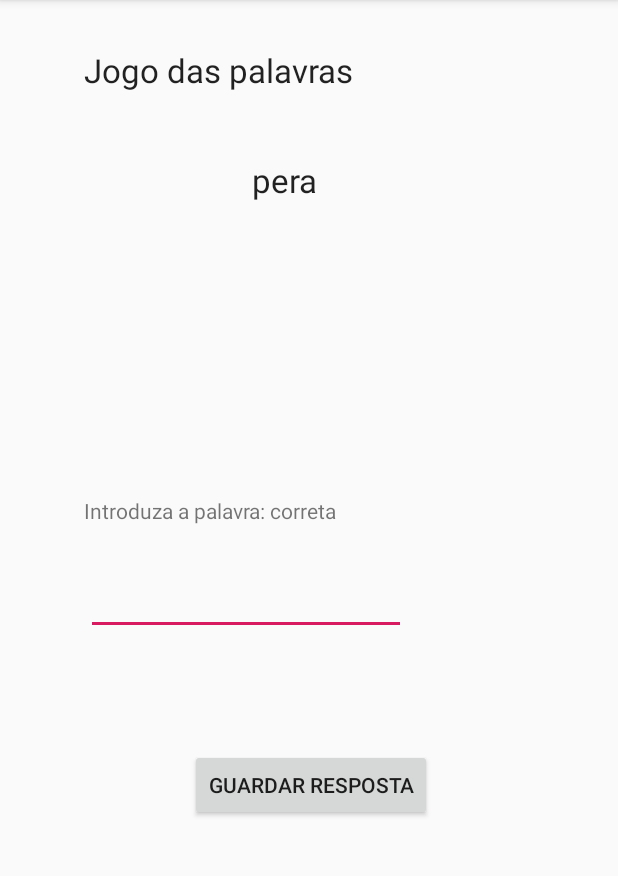
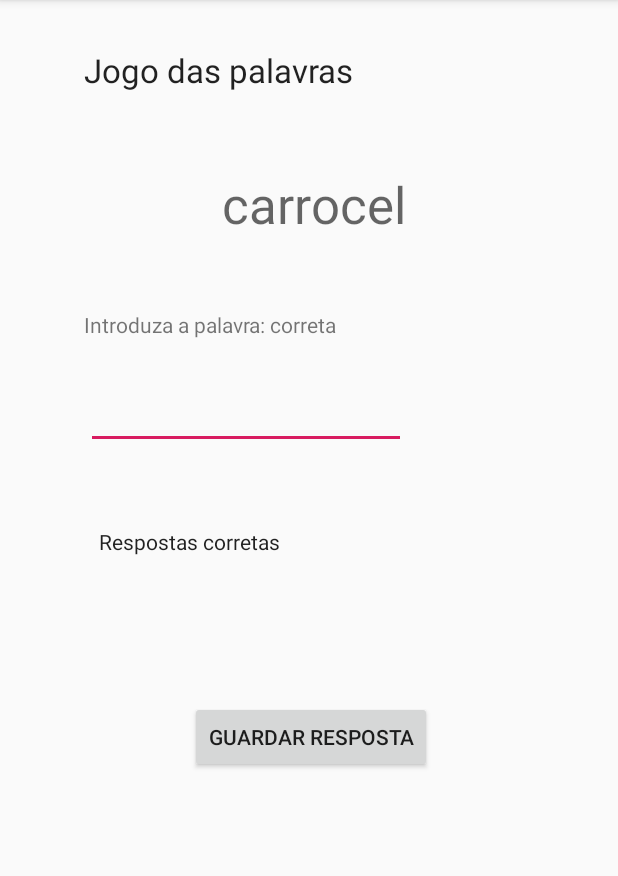
Before and after one commit to MarioMendes9/CmuProject, an Android app: the jogo_memoria screen opened directly, with no data from a screen before it, on a phone screen of 412 x 824 dp, the part 84-960 px from its top. Run offline under Robolectric (Android 15) with nearby library versions, the light colour scheme and no system bars.

Commit message:
ALteração jogo Memoria

```diff
--- a/app/src/main/java/com/example/cmuproject/jogo_memoria.java
+++ b/app/src/main/java/com/example/cmuproject/jogo_memoria.java
@@ -12,14 +12,14 @@ import android.widget.TextView;
 import java.util.Random;
 
 public class jogo_memoria extends AppCompatActivity {
-    ImageView image;
     TextView palavras;
     EditText value;
     Button resposta;
-
+    TextView respostasCorretas;
     int a=0;
     int count=0;
-    String listaPalavras[] = {"maca", "pera", "laranja", "limao", "caracol", "papagaio", "carrocel", "azul", "eu"};
+
+    String listaPalavras[] = {"maca","carrocel", "pera", "laranja", "limao", "caracol", "papagaio", "carrocel", "azul", "eu", "elefante"};
 
     @Override
     protected void onCreate(Bundle savedInstanceState) {
@@ -28,9 +28,10 @@ public class jogo_memoria extends AppCompatActivity {
         palavras=findViewById(R.id.palavra);
         value=findViewById(R.id.resposta);
         resposta= findViewById(R.id.button8);
-        image=findViewById(R.id.imageView);
+
+        respostasCorretas=findViewById(R.id.respostasCorretas);
         Random random = new Random();
-        int a = random.nextInt(9);
+        int a = random.nextInt(11);
         palavras.setText(listaPalavras[a]);
 
         resposta.setOnClickListener(new View.OnClickListener(){
@@ -41,16 +42,15 @@ public class jogo_memoria extends AppCompatActivity {
                 boolean equals = s1.equals(s2);
                 if(equals == true){
                     count++;
-                    int a = random.nextInt(9);
+                    respostasCorretas.setText("Tem " +count+ " respostas corretas");
+                    int a = random.nextInt(11);
                     palavras.setText(listaPalavras[a]);
                 } else {
-                    //texto.setText("A palavra está errada");
                     Intent intent = new Intent(getApplicationContext(), jogo_memoria2.class);
                     System.out.println(count);
                     intent.putExtra("count", count);
                     startActivity(intent);
                 }
-
             }
         });
     }
--- a/app/src/main/java/com/example/cmuproject/jogo_memoria2.java
+++ b/app/src/main/java/com/example/cmuproject/jogo_memoria2.java
@@ -2,7 +2,6 @@ package com.example.cmuproject;
 
 import androidx.appcompat.app.AppCompatActivity;
 
-import android.content.Intent;
 import android.os.Bundle;
 import android.view.View;
 import android.widget.Button;
@@ -30,7 +29,6 @@ public class jogo_memoria2 extends AppCompatActivity {
             @Override
             public void onClick(View v) {
 
-
             }
         });
     }
--- a/app/src/main/res/layout/activity_jogo_memoria.xml
+++ b/app/src/main/res/layout/activity_jogo_memoria.xml
@@ -24,10 +24,10 @@
         android:id="@+id/palavra"
         android:layout_width="wrap_content"
         android:layout_height="wrap_content"
-        android:layout_marginStart="168dp"
-        android:layout_marginTop="44dp"
+        android:layout_marginStart="148dp"
+        android:layout_marginTop="52dp"
         android:text="Palavra"
-        android:textAppearance="@style/TextAppearance.AppCompat.Large"
+        android:textAppearance="@style/TextAppearance.AppCompat.Display1"
         app:layout_constraintStart_toStartOf="parent"
         app:layout_constraintTop_toBottomOf="@+id/textView" />
 
@@ -36,7 +36,7 @@
         android:layout_width="wrap_content"
         android:layout_height="wrap_content"
         android:layout_marginStart="56dp"
-        android:layout_marginTop="196dp"
+        android:layout_marginTop="48dp"
         android:text="Introduza a palavra: correta"
         app:layout_constraintStart_toStartOf="parent"
         app:layout_constraintTop_toBottomOf="@+id/palavra" />
@@ -58,21 +58,21 @@
         android:id="@+id/button8"
         android:layout_width="wrap_content"
         android:layout_height="wrap_content"
-        android:layout_marginTop="76dp"
+        android:layout_marginTop="168dp"
         android:layout_marginEnd="124dp"
         android:text="Guardar resposta"
         app:layout_constraintEnd_toEndOf="parent"
         app:layout_constraintTop_toBottomOf="@+id/resposta" />
 
-    <ImageView
-        android:id="@+id/imageView"
+    <TextView
+        android:id="@+id/respostasCorretas"
         android:layout_width="wrap_content"
         android:layout_height="wrap_content"
-        android:layout_marginTop="37dp"
-        android:layout_marginEnd="142dp"
-        app:layout_constraintEnd_toEndOf="parent"
-        app:layout_constraintTop_toBottomOf="@+id/palavra"
-        tools:ignore="MissingConstraints"
-        tools:srcCompat="@tools:sample/avatars" />
+        android:layout_marginStart="66dp"
+        android:layout_marginTop="52dp"
+        android:text="Respostas corretas"
+        android:textAppearance="@style/TextAppearance.AppCompat.Body1"
+        app:layout_constraintStart_toStartOf="parent"
+        app:layout_constraintTop_toBottomOf="@+id/resposta" />
 
 </androidx.constraintlayout.widget.ConstraintLayout>
```
